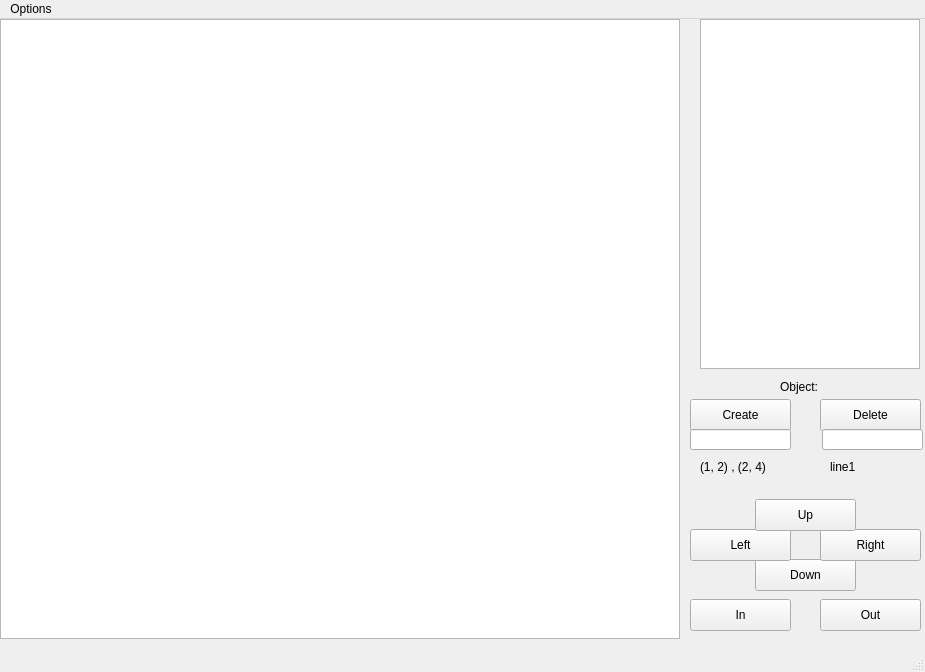
Above: src/gui/main_window.ui from victoriavllso/sistema-grafico-interativo before the change. Below: the same form after it.
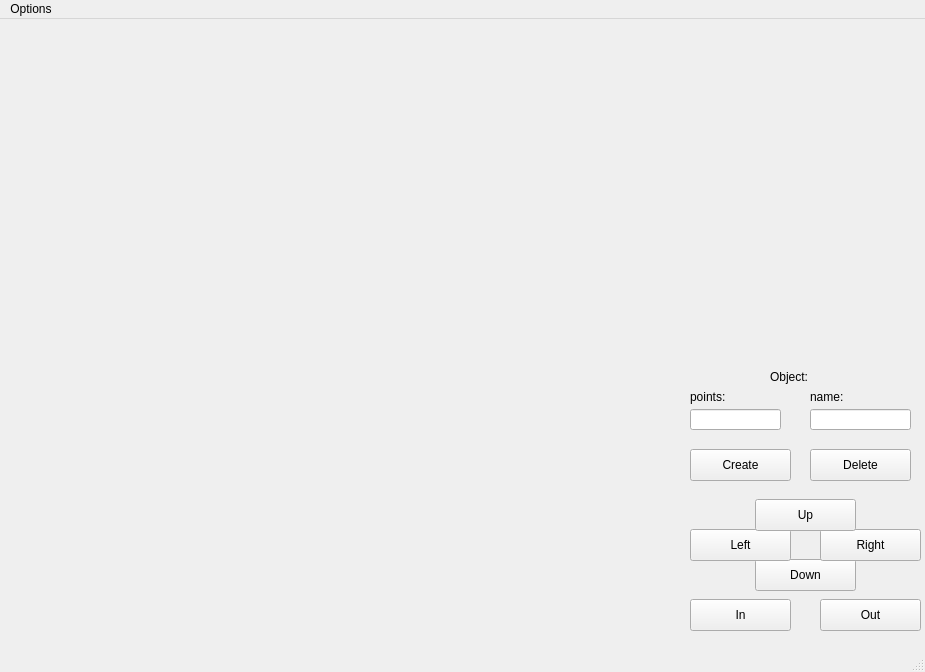
That is the form after the change.

Diff of the .ui file:
```diff
--- a/src/gui/main_window.ui
+++ b/src/gui/main_window.ui
@@ -66,17 +66,7 @@
      <string>Up</string>
     </property>
    </widget>
-   <widget class="QGraphicsView" name="graphicsView">
-    <property name="geometry">
-     <rect>
-      <x>0</x>
-      <y>0</y>
-      <width>680</width>
-      <height>620</height>
-     </rect>
-    </property>
-   </widget>
-   <widget class="QPushButton" name="in">
+   <widget class="QPushButton" name="z_in">
     <property name="geometry">
      <rect>
       <x>690</x>
@@ -102,21 +92,11 @@
      <string>Out</string>
     </property>
    </widget>
-   <widget class="QListView" name="listView">
-    <property name="geometry">
-     <rect>
-      <x>700</x>
-      <y>0</y>
-      <width>220</width>
-      <height>350</height>
-     </rect>
-    </property>
-   </widget>
    <widget class="QPushButton" name="create_but">
     <property name="geometry">
      <rect>
       <x>690</x>
-      <y>380</y>
+      <y>430</y>
       <width>101</width>
       <height>32</height>
      </rect>
@@ -128,8 +108,8 @@
    <widget class="QPushButton" name="delete_but">
     <property name="geometry">
      <rect>
-      <x>820</x>
-      <y>380</y>
+      <x>810</x>
+      <y>430</y>
       <width>101</width>
       <height>32</height>
      </rect>
@@ -141,8 +121,8 @@
    <widget class="QLabel" name="objetc_lbl">
     <property name="geometry">
      <rect>
-      <x>780</x>
-      <y>360</y>
+      <x>770</x>
+      <y>350</y>
       <width>58</width>
       <height>16</height>
      </rect>
@@ -155,46 +135,75 @@
     <property name="geometry">
      <rect>
       <x>690</x>
-      <y>410</y>
-      <width>101</width>
+      <y>390</y>
+      <width>91</width>
       <height>21</height>
      </rect>
     </property>
+    <property name="text">
+     <string/>
+    </property>
    </widget>
    <widget class="QLineEdit" name="delete_line">
     <property name="geometry">
      <rect>
-      <x>822</x>
-      <y>410</y>
+      <x>810</x>
+      <y>390</y>
       <width>101</width>
       <height>21</height>
      </rect>
     </property>
    </widget>
-   <widget class="QLabel" name="create_exp">
+   <widget class="QLabel" name="name_lbl">
+    <property name="geometry">
+     <rect>
+      <x>810</x>
+      <y>370</y>
+      <width>58</width>
+      <height>16</height>
+     </rect>
+    </property>
+    <property name="text">
+     <string>name:</string>
+    </property>
+   </widget>
+   <widget class="QLabel" name="viewport">
+    <property name="geometry">
+     <rect>
+      <x>10</x>
+      <y>10</y>
+      <width>670</width>
+      <height>600</height>
+     </rect>
+    </property>
+    <property name="text">
+     <string/>
+    </property>
+   </widget>
+   <widget class="QLabel" name="display">
     <property name="geometry">
      <rect>
       <x>700</x>
-      <y>440</y>
-      <width>71</width>
-      <height>16</height>
+      <y>10</y>
+      <width>210</width>
+      <height>331</height>
      </rect>
     </property>
     <property name="text">
-     <string>(1, 2) , (2, 4)</string>
+     <string/>
     </property>
    </widget>
    <widget class="QLabel" name="delete_exp">
     <property name="geometry">
      <rect>
-      <x>830</x>
-      <y>440</y>
+      <x>690</x>
+      <y>370</y>
       <width>58</width>
       <height>16</height>
      </rect>
     </property>
     <property name="text">
-     <string>line1</string>
+     <string>points:</string>
     </property>
    </widget>
   </widget>
```
Left out of the diff: 8 changed lines with no effect on the pictures.
